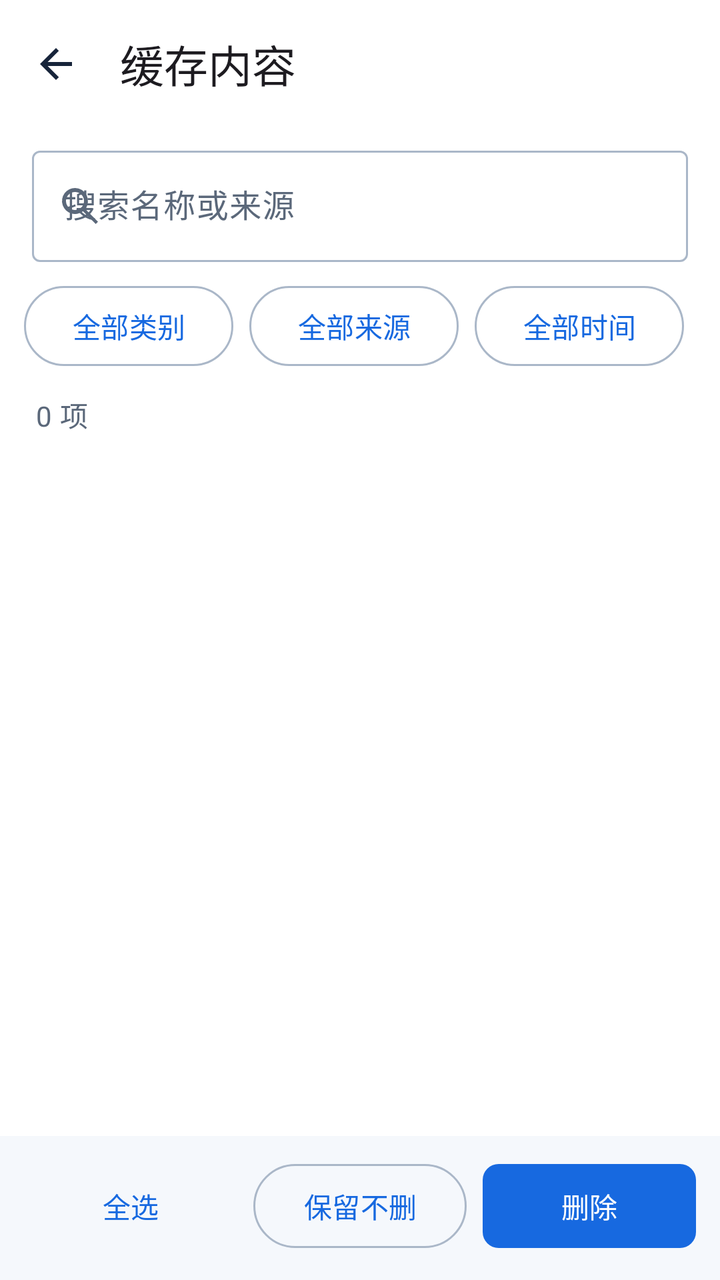
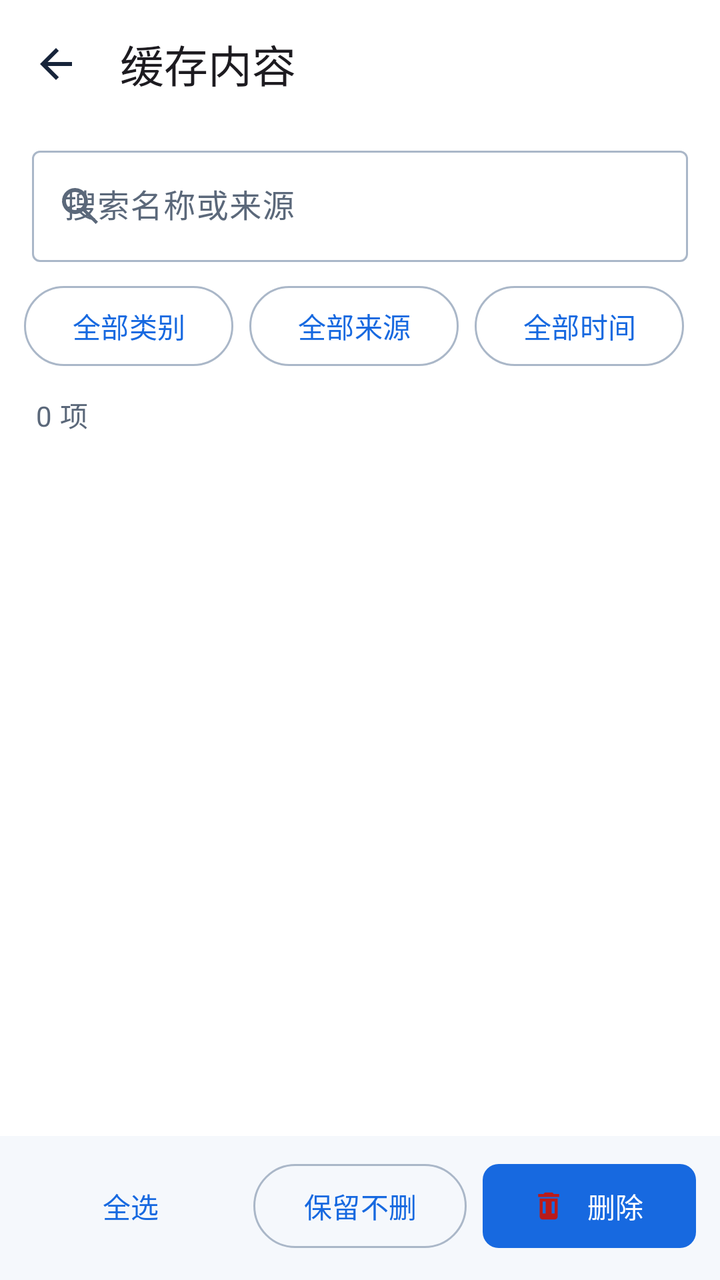

Compare the two renders of this Android layout. The source of the first and the diff that turns it into the second are given below.
<!-- AndroidManifest.xml: application theme Theme.Yiyunying -->
<!-- res/layout/activity_cache_browser.xml -->
<?xml version="1.0" encoding="utf-8"?>
<LinearLayout xmlns:android="http://schemas.android.com/apk/res/android"
    xmlns:app="http://schemas.android.com/apk/res-auto"
    android:layout_width="match_parent"
    android:layout_height="match_parent"
    android:background="@color/surface"
    android:orientation="vertical">

    <com.google.android.material.appbar.MaterialToolbar
        android:id="@+id/toolbar"
        android:layout_width="match_parent"
        android:layout_height="?attr/actionBarSize"
        app:navigationIcon="@drawable/ic_back"
        app:title="缓存内容" />

    <com.google.android.material.textfield.TextInputLayout
        android:layout_width="match_parent"
        android:layout_height="wrap_content"
        android:layout_marginStart="16dp"
        android:layout_marginTop="6dp"
        android:layout_marginEnd="16dp"
        android:hint="搜索名称或来源"
        app:startIconDrawable="@drawable/ic_search">

        <com.google.android.material.textfield.TextInputEditText
            android:id="@+id/searchInput"
            android:layout_width="match_parent"
            android:layout_height="wrap_content"
            android:imeOptions="actionSearch"
            android:inputType="text" />
    </com.google.android.material.textfield.TextInputLayout>

    <HorizontalScrollView
        android:layout_width="match_parent"
        android:layout_height="wrap_content"
        android:fillViewport="false"
        android:scrollbars="none">

        <LinearLayout
            android:layout_width="wrap_content"
            android:layout_height="wrap_content"
            android:orientation="horizontal"
            android:paddingStart="12dp"
            android:paddingTop="8dp"
            android:paddingEnd="12dp"
            android:paddingBottom="6dp">

            <com.google.android.material.button.MaterialButton
                android:id="@+id/categoryFilter"
                style="@style/Widget.Material3.Button.OutlinedButton"
                android:layout_width="wrap_content"
                android:layout_height="48dp"
                android:text="全部类别" />

            <com.google.android.material.button.MaterialButton
                android:id="@+id/sourceFilter"
                style="@style/Widget.Material3.Button.OutlinedButton"
                android:layout_width="wrap_content"
                android:layout_height="48dp"
                android:layout_marginStart="8dp"
                android:text="全部来源" />

            <com.google.android.material.button.MaterialButton
                android:id="@+id/timeFilter"
                style="@style/Widget.Material3.Button.OutlinedButton"
                android:layout_width="wrap_content"
                android:layout_height="48dp"
                android:layout_marginStart="8dp"
                android:text="全部时间" />
        </LinearLayout>
    </HorizontalScrollView>

    <TextView
        android:id="@+id/summary"
        android:layout_width="match_parent"
        android:layout_height="wrap_content"
        android:paddingStart="18dp"
        android:paddingTop="4dp"
        android:paddingEnd="18dp"
        android:paddingBottom="8dp"
        android:text="0 项"
        android:textAppearance="@style/TextAppearance.Material3.BodyMedium"
        android:textColor="@color/on_surface_variant" />

    <FrameLayout
        android:layout_width="match_parent"
        android:layout_height="0dp"
        android:layout_weight="1">

        <androidx.recyclerview.widget.RecyclerView
            android:id="@+id/list"
            android:layout_width="match_parent"
            android:layout_height="match_parent"
            android:clipToPadding="false"
            android:paddingStart="12dp"
            android:paddingEnd="12dp"
            android:paddingBottom="16dp" />

        <TextView
            android:id="@+id/emptyState"
            android:layout_width="match_parent"
            android:layout_height="match_parent"
            android:gravity="center"
            android:padding="32dp"
            android:text="没有符合条件的缓存"
            android:textAppearance="@style/TextAppearance.Material3.BodyLarge"
            android:textColor="@color/on_surface_variant"
            android:visibility="gone" />
    </FrameLayout>

    <LinearLayout
        android:id="@+id/actionBar"
        android:layout_width="match_parent"
        android:layout_height="wrap_content"
        android:background="@color/surface_container"
        android:gravity="center_vertical"
        android:orientation="horizontal"
        android:paddingStart="12dp"
        android:paddingTop="10dp"
        android:paddingEnd="12dp"
        android:paddingBottom="12dp">

        <com.google.android.material.button.MaterialButton
            android:id="@+id/selectAllButton"
            style="@style/Widget.Material3.Button.TextButton"
            android:layout_width="0dp"
            android:layout_height="50dp"
            android:layout_weight="1"
            android:text="全选" />

        <com.google.android.material.button.MaterialButton
            android:id="@+id/protectButton"
            style="@style/Widget.Material3.Button.OutlinedButton"
            android:layout_width="0dp"
            android:layout_height="50dp"
            android:layout_marginStart="8dp"
            android:layout_weight="1"
            android:text="保留不删" />

        <com.google.android.material.button.MaterialButton
            android:id="@+id/deleteButton"
            android:layout_width="0dp"
            android:layout_height="50dp"
            android:layout_marginStart="8dp"
            android:layout_weight="1"
            android:text="删除" />
    </LinearLayout>
</LinearLayout>
<!-- resources referenced by this layout -->
<resources>
  <color name="on_surface_variant">#5B687A</color>
  <color name="surface">#FFFFFF</color>
  <color name="surface_container">#F5F8FC</color>
  <!-- drawable ic_back (drawable) -->
  <vector xmlns:android="http://schemas.android.com/apk/res/android" android:width="24dp" android:height="24dp" android:viewportWidth="24" android:viewportHeight="24">
      <path android:fillColor="@color/on_surface" android:pathData="M20,11H7.83l5.59,-5.59L12,4l-8,8 8,8 1.42,-1.41L7.83,13H20v-2z" />
  </vector>
  <!-- drawable ic_search (drawable) -->
  <vector xmlns:android="http://schemas.android.com/apk/res/android" android:width="24dp" android:height="24dp" android:viewportWidth="24" android:viewportHeight="24">
      <path android:fillColor="@color/on_surface_variant" android:pathData="M9.5,3a6.5,6.5 0,1 0,3.98 11.64L19.85,21 21,19.85l-6.36,-6.37A6.5,6.5 0,0 0,9.5 3zM9.5,5a4.5,4.5 0,1 1,0 9a4.5,4.5 0,0 1,0 -9z" />
  </vector>
  <style name="Theme.Yiyunying" parent="Theme.Yiyunying.Base" />
  <color name="on_surface">#17243A</color>
  <color name="primary">#1769E0</color>
  <color name="on_primary">#FFFFFF</color>
  <color name="primary_container">#E8F1FF</color>
  <color name="on_primary_container">#123A72</color>
  <color name="secondary">#4B78B8</color>
  <color name="on_secondary">#FFFFFF</color>
  <color name="secondary_container">#EAF2FF</color>
  <color name="tertiary">#476DA5</color>
  <color name="error">#BA1A1A</color>
  <color name="outline">#AAB7C8</color>
  <style name="Widget.Yiyunying.Card" parent="Widget.Material3.CardView.Elevated">
          <item name="cardCornerRadius">8dp</item>
          <item name="cardElevation">1dp</item>
          <item name="cardBackgroundColor">@color/glass_surface</item>
          <item name="strokeColor">@color/glass_outline</item>
          <item name="strokeWidth">1dp</item>
      </style>
  <style name="Widget.Yiyunying.Button" parent="Widget.Material3.Button">
          <item name="cornerRadius">8dp</item>
          <item name="android:minHeight">48dp</item>
          <item name="android:textAllCaps">false</item>
      </style>
  <color name="glass_surface">#E8FFFFFF</color>
  <color name="glass_outline">#80C4CFDD</color>
  <!-- unchanged entries left out for length: 1 -->
</resources>

<!-- the commit's change to res/layout/activity_cache_browser.xml (unified diff, before → after) -->
@@ -143,6 +143,9 @@
             android:layout_height="50dp"
             android:layout_marginStart="8dp"
             android:layout_weight="1"
-            android:text="删除" />
+            android:text="删除"
+            android:contentDescription="删除所选缓存"
+            app:icon="@drawable/ic_delete"
+            app:iconTint="@color/error" />
     </LinearLayout>
 </LinearLayout>
<!-- resource entries referenced after the edit -->
@@ -6,6 +6,16 @@
   <!-- drawable ic_back (drawable) -->
   <vector xmlns:android="http://schemas.android.com/apk/res/android" android:width="24dp" android:height="24dp" android:viewportWidth="24" android:viewportHeight="24">
       <path android:fillColor="@color/on_surface" android:pathData="M20,11H7.83l5.59,-5.59L12,4l-8,8 8,8 1.42,-1.41L7.83,13H20v-2z" />
+  </vector>
+  <!-- drawable ic_delete (drawable) -->
+  <vector xmlns:android="http://schemas.android.com/apk/res/android"
+      android:width="24dp"
+      android:height="24dp"
+      android:viewportWidth="24"
+      android:viewportHeight="24">
+      <path
+          android:fillColor="@color/on_surface_variant"
+          android:pathData="M6,19a2,2 0,0 0,2 2h8a2,2 0,0 0,2 -2V7H6zM8,9h2v8H8zM14,9h2v8h-2zM15.5,4l-1,-1h-5l-1,1H5v2h14V4z" />
   </vector>
   <!-- drawable ic_search (drawable) -->
   <vector xmlns:android="http://schemas.android.com/apk/res/android" android:width="24dp" android:height="24dp" android:viewportWidth="24" android:viewportHeight="24">
